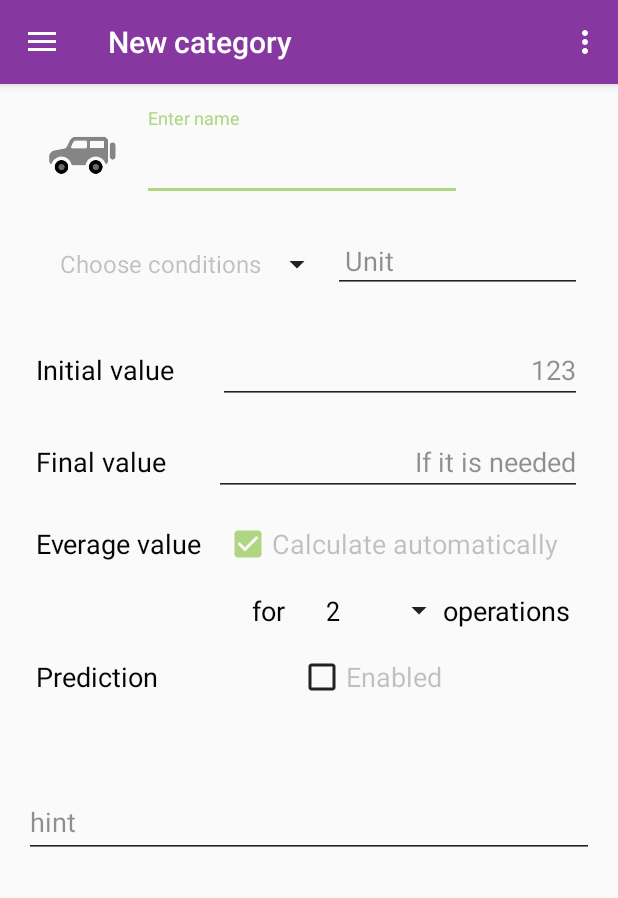
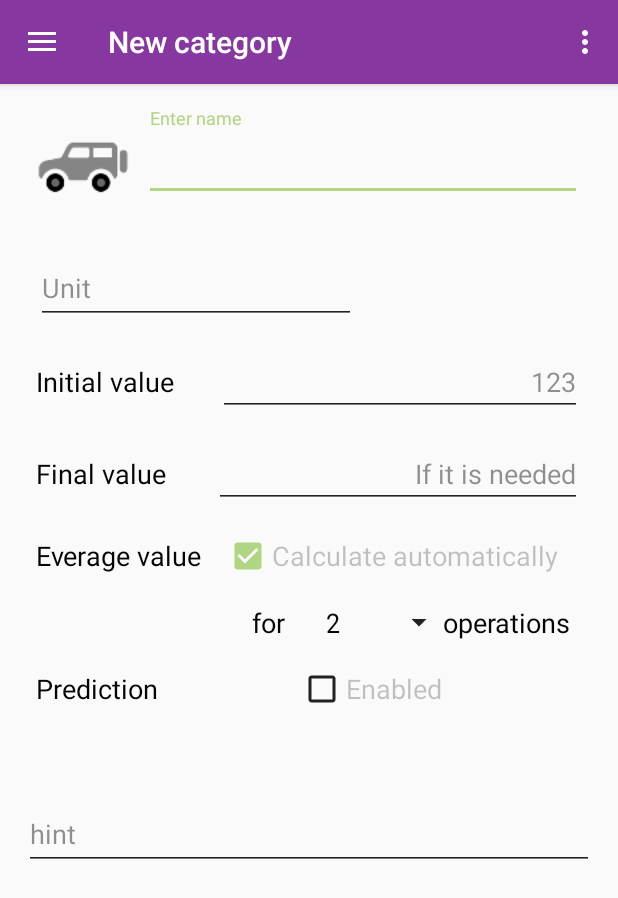
Before and after one commit to BurovAlexProgrammer/IRemember, an Android app: the screen it shows after launch (HomeActivity), on a phone screen of 412 x 824 dp. Shown: the top 898 px of the screen. Run offline under Robolectric (Android 15) with nearby library versions, the phone set to English and light mode, and no system bars; libraries missing offline, so code that uses them is left out: com.crashlytics.android, com.github.paolorotolo.appintro, com.koushikdutta.urlimageviewhelper, io.fabric.sdk; 11 statements that could not run were skipped.

Commit message:
Filled createCategory fragment

```diff
--- a/app/src/main/res/layout/fragment_create_category.xml
+++ b/app/src/main/res/layout/fragment_create_category.xml
@@ -25,37 +25,25 @@
 
                 <ImageView
                     android:id="@+id/icon_category"
-                    android:layout_width="wrap_content"
-                    android:layout_height="wrap_content"
-                    android:layout_alignParentLeft="true"
-                    android:layout_alignParentStart="true"
-                    android:layout_alignParentTop="true"
-                    android:layout_weight="1"
+                    android:layout_width="@android:dimen/notification_large_icon_width"
+                    android:layout_height="@android:dimen/notification_large_icon_height"
+                    android:layout_margin="8dp"
+
                     android:clickable="true"
                     android:focusable="true"
-                    android:padding="8dp"
                     app:srcCompat="@drawable/cat_jeep" />
 
                 <android.support.design.widget.TextInputLayout
-                    android:layout_width="wrap_content"
+                    android:layout_width="match_parent"
                     android:layout_height="wrap_content"
                     android:layout_weight="5.93">
 
                     <EditText
                         android:id="@+id/editText_name"
-                        android:layout_width="wrap_content"
+                        android:layout_width="match_parent"
                         android:layout_height="wrap_content"
-                        android:layout_above="@+id/icon_category"
-                        android:layout_alignBaseline="@+id/icon_category"
-                        android:layout_alignBottom="@+id/icon_category"
-                        android:layout_centerInParent="true"
-                        android:layout_centerVertical="false"
-                        android:layout_toEndOf="@+id/icon_category"
-                        android:layout_toRightOf="@+id/icon_category"
-                        android:ems="10"
+                        android:layout_marginRight="8dp"
                         android:hint="Enter name"
-                        android:inputType="textPersonName"
-                        android:paddingRight="8dp"
                         android:paddingTop="16dp" />
                 </android.support.design.widget.TextInputLayout>
 
@@ -68,35 +56,24 @@
                 android:orientation="horizontal"
                 android:padding="8dp">
 
-                <android.support.design.widget.TextInputLayout
-                    android:layout_width="wrap_content"
-                    android:layout_height="wrap_content">
-
-                <Spinner
-                    android:id="@+id/spinner_type"
-                    android:layout_width="match_parent"
-                    android:layout_height="wrap_content"
-                    android:padding="8dp"
-                    android:entries="@array/items_cat_condition"
-                    android:textAlignment="viewStart"
-                    android:theme="@style/Body2"
-                    android:visibility="visible" />
-                </android.support.design.widget.TextInputLayout>
 
                     <android.support.design.widget.TextInputLayout
                         android:layout_width="match_parent"
                         android:layout_height="wrap_content">
+
                         <EditText
                             android:id="@+id/editText_unit"
                             android:layout_width="wrap_content"
-                    android:layout_height="wrap_content"
+                            android:layout_height="match_parent"
                             android:ems="10"
-                    android:padding="8dp"
                             android:hint="@string/unitLabel_hint"
-                    android:inputType="textPersonName"
-                    android:singleLine="true"
+                            android:maxLines="1"
+                            android:paddingRight="8dp"
                             android:textAlignment="textEnd" />
                     </android.support.design.widget.TextInputLayout>
+
+
+
 
             </LinearLayout>
 
@@ -307,10 +284,4 @@
 
     </android.support.v4.widget.NestedScrollView>
 
-    <android.support.design.widget.CoordinatorLayout
-        android:layout_width="match_parent"
-        android:layout_height="match_parent">
-
-    </android.support.design.widget.CoordinatorLayout>
-
 </FrameLayout>
--- a/app/src/main/res/values/strings.xml
+++ b/app/src/main/res/values/strings.xml
@@ -92,7 +92,7 @@
 
 
     <string-array name="items_cat_condition">
-        <item>Choose conditions</item>
+        <item>Condition</item>
         <item>Unit</item>
         <item>Time</item>
         <item>Unit or time</item>
```
Lines whose indentation alone changed are shown as unchanged.
